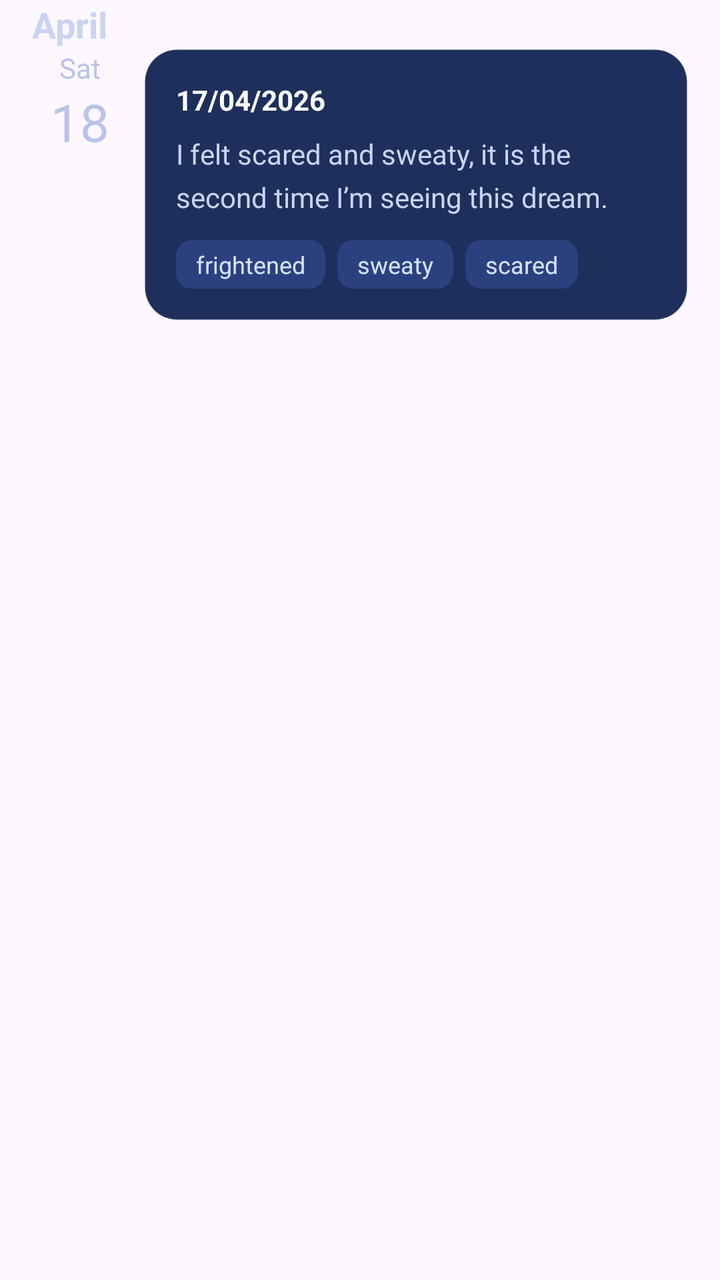
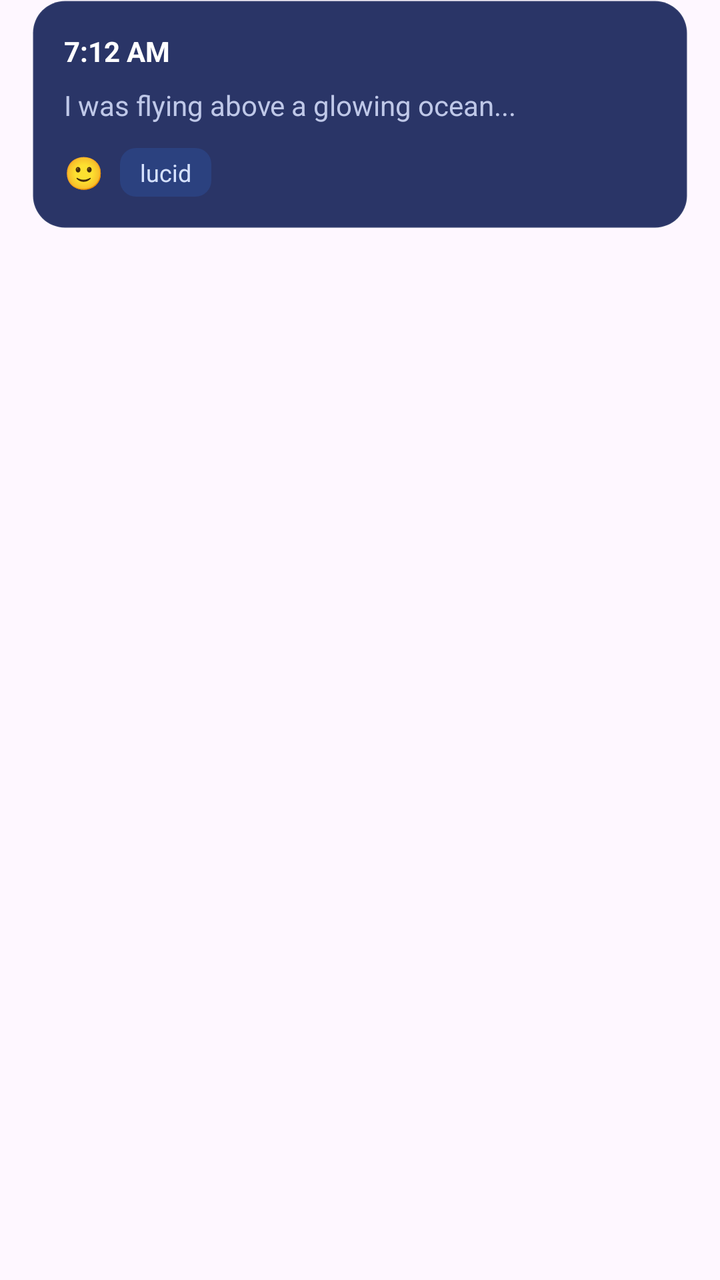

Screens rendered from an Android XML layout before and after an edit, with the pre-edit source and the edit as a unified diff.
<!-- AndroidManifest.xml: application theme Theme.LucidDreams -->
<!-- res/layout/item_dream_card.xml -->
<?xml version="1.0" encoding="utf-8"?>
<androidx.constraintlayout.widget.ConstraintLayout xmlns:android="http://schemas.android.com/apk/res/android"
    xmlns:app="http://schemas.android.com/apk/res-auto"
    xmlns:tools="http://schemas.android.com/tools"
    android:layout_width="match_parent"
    android:layout_height="wrap_content"
    android:paddingStart="16dp"
    android:paddingEnd="16dp"
    android:paddingBottom="12dp">

    
    <TextView
        android:id="@+id/tvMonthHeader"
        android:layout_width="wrap_content"
        android:layout_height="wrap_content"
        android:text="April"
        android:textColor="@color/text_secondary"
        android:textSize="18sp"
        android:textStyle="bold"
        app:layout_constraintTop_toTopOf="parent"
        app:layout_constraintStart_toStartOf="parent"
        android:layout_marginBottom="16dp"
        app:layout_constraintBottom_toTopOf="@+id/tvDayOfWeek"
        tools:visibility="visible"/>

    
    <TextView
        android:id="@+id/tvDayOfWeek"
        android:layout_width="48dp"
        android:layout_height="wrap_content"
        android:text="Sat"
        android:textColor="@color/text_nav"
        android:textSize="14sp"
        android:gravity="center_horizontal"
        app:layout_constraintTop_toBottomOf="@id/tvMonthHeader"
        app:layout_constraintStart_toStartOf="parent" />

    
    <TextView
        android:id="@+id/tvDayNumber"
        android:layout_width="48dp"
        android:layout_height="wrap_content"
        android:text="18"
        android:textColor="@color/text_nav"
        android:textSize="26sp"
        android:gravity="center_horizontal"
        app:layout_constraintTop_toBottomOf="@id/tvDayOfWeek"
        app:layout_constraintStart_toStartOf="parent" />

    
    <LinearLayout
        android:id="@+id/cardContainer"
        android:layout_width="0dp"
        android:layout_height="wrap_content"
        android:background="@drawable/bg_card"
        android:orientation="vertical"
        android:padding="16dp"
        android:elevation="4dp"
        android:layout_marginStart="8dp"
        app:layout_constraintTop_toTopOf="@id/tvDayOfWeek"
        app:layout_constraintStart_toEndOf="@id/tvDayOfWeek"
        app:layout_constraintEnd_toEndOf="parent">

        
        <TextView
            android:id="@+id/tvCardDate"
            android:layout_width="wrap_content"
            android:layout_height="wrap_content"
            android:text="17/04/2026"
            android:textColor="@color/text_primary"
            android:textStyle="bold"
            android:textSize="14sp"
            android:layout_marginBottom="8dp"/>

        
        <TextView
            android:id="@+id/tvDescription"
            android:layout_width="match_parent"
            android:layout_height="wrap_content"
            android:text="I felt scared and sweaty, it is the second time I’m seeing this dream."
            android:textColor="@color/text_secondary"
            android:textSize="14sp"
            android:lineSpacingMultiplier="1.3"
            android:layout_marginBottom="12dp"/>

        
        <LinearLayout
            android:id="@+id/llTags"
            android:layout_width="match_parent"
            android:layout_height="wrap_content"
            android:orientation="horizontal">

            <TextView
                android:layout_width="wrap_content"
                android:layout_height="wrap_content"
                android:background="@drawable/bg_tag"
                android:text="frightened"
                android:textColor="@color/text_tag"
                android:textSize="12sp"
                android:paddingStart="10dp"
                android:paddingEnd="10dp"
                android:paddingTop="4dp"
                android:paddingBottom="4dp"
                android:layout_marginEnd="6dp" />

            <TextView
                android:layout_width="wrap_content"
                android:layout_height="wrap_content"
                android:background="@drawable/bg_tag"
                android:text="sweaty"
                android:textColor="@color/text_tag"
                android:textSize="12sp"
                android:paddingStart="10dp"
                android:paddingEnd="10dp"
                android:paddingTop="4dp"
                android:paddingBottom="4dp"
                android:layout_marginEnd="6dp" />

            <TextView
                android:layout_width="wrap_content"
                android:layout_height="wrap_content"
                android:background="@drawable/bg_tag"
                android:text="scared"
                android:textColor="@color/text_tag"
                android:textSize="12sp"
                android:paddingStart="10dp"
                android:paddingEnd="10dp"
                android:paddingTop="4dp"
                android:paddingBottom="4dp" />

        </LinearLayout>
    </LinearLayout>

</androidx.constraintlayout.widget.ConstraintLayout>
<!-- resources referenced by this layout -->
<resources>
  <color name="text_nav">#B8C4E8</color>
  <color name="text_primary">#FFFFFF</color>
  <color name="text_secondary">#C9D4F1</color>
  <color name="text_tag">#D6E2FF</color>
  <!-- drawable bg_card (drawable) -->
  <?xml version="1.0" encoding="utf-8"?>
  <shape xmlns:android="http://schemas.android.com/apk/res/android"
      android:shape="rectangle">
      <solid android:color="@color/card_bg" />
      <corners android:radius="16dp" />
      <stroke
          android:width="1dp"
          android:color="#10FFFFFF"/>
  </shape>
  <!-- drawable bg_tag (drawable) -->
  <?xml version="1.0" encoding="utf-8"?>
  <shape xmlns:android="http://schemas.android.com/apk/res/android"
      android:shape="rectangle">
      <solid android:color="@color/tag_bg" />
      <corners android:radius="8dp" />
  </shape>
  <style name="Theme.LucidDreams" parent="Base.Theme.LucidDreams" />
  <color name="card_bg">#1E2F5C</color>
  <color name="tag_bg">#2B417F</color>
  <style name="Base.Theme.LucidDreams" parent="Theme.Material3.DayNight.NoActionBar">
          
          
      </style>
</resources>

<!-- the commit's change to res/layout/item_dream_card.xml (unified diff, before → after) -->
@@ -9,45 +9,6 @@
     android:paddingBottom="12dp">
 
     
-    <TextView
-        android:id="@+id/tvMonthHeader"
-        android:layout_width="wrap_content"
-        android:layout_height="wrap_content"
-        android:text="April"
-        android:textColor="@color/text_secondary"
-        android:textSize="18sp"
-        android:textStyle="bold"
-        app:layout_constraintTop_toTopOf="parent"
-        app:layout_constraintStart_toStartOf="parent"
-        android:layout_marginBottom="16dp"
-        app:layout_constraintBottom_toTopOf="@+id/tvDayOfWeek"
-        tools:visibility="visible"/>
-
-    
-    <TextView
-        android:id="@+id/tvDayOfWeek"
-        android:layout_width="48dp"
-        android:layout_height="wrap_content"
-        android:text="Sat"
-        android:textColor="@color/text_nav"
-        android:textSize="14sp"
-        android:gravity="center_horizontal"
-        app:layout_constraintTop_toBottomOf="@id/tvMonthHeader"
-        app:layout_constraintStart_toStartOf="parent" />
-
-    
-    <TextView
-        android:id="@+id/tvDayNumber"
-        android:layout_width="48dp"
-        android:layout_height="wrap_content"
-        android:text="18"
-        android:textColor="@color/text_nav"
-        android:textSize="26sp"
-        android:gravity="center_horizontal"
-        app:layout_constraintTop_toBottomOf="@id/tvDayOfWeek"
-        app:layout_constraintStart_toStartOf="parent" />
-
-    
     <LinearLayout
         android:id="@+id/cardContainer"
         android:layout_width="0dp"
@@ -56,77 +17,96 @@
         android:orientation="vertical"
         android:padding="16dp"
         android:elevation="4dp"
-        android:layout_marginStart="8dp"
-        app:layout_constraintTop_toTopOf="@id/tvDayOfWeek"
-        app:layout_constraintStart_toEndOf="@id/tvDayOfWeek"
+        app:layout_constraintTop_toTopOf="parent"
+        app:layout_constraintStart_toStartOf="parent"
         app:layout_constraintEnd_toEndOf="parent">
 
-        
-        <TextView
-            android:id="@+id/tvCardDate"
-            android:layout_width="wrap_content"
+        <RelativeLayout
+            android:layout_width="match_parent"
             android:layout_height="wrap_content"
-            android:text="17/04/2026"
-            android:textColor="@color/text_primary"
-            android:textStyle="bold"
-            android:textSize="14sp"
-            android:layout_marginBottom="8dp"/>
+            android:layout_marginBottom="8dp">
+
+            
+            <TextView
+                android:id="@+id/tvCardDate"
+                android:layout_width="wrap_content"
+                android:layout_height="wrap_content"
+                android:text="7:12 AM"
+                android:textColor="@color/text_primary"
+                android:textStyle="bold"
+                android:textSize="14sp"
+                android:layout_alignParentStart="true"
+                android:layout_centerVertical="true"/>
+
+            
+            <TextView
+                android:id="@+id/tvNightmareBadge"
+                android:layout_width="wrap_content"
+                android:layout_height="wrap_content"
+                android:text="Nightmare"
+                android:textSize="12sp"
+                android:textColor="@color/white"
+                android:background="@drawable/bg_tag"
+                android:backgroundTint="@color/accent_purple"
+                android:paddingStart="6dp"
+                android:paddingEnd="6dp"
+                android:paddingTop="2dp"
+                android:paddingBottom="2dp"
+                android:layout_alignParentEnd="true"
+                android:layout_centerVertical="true"
+                android:visibility="gone"
+                tools:visibility="visible"/>
+        </RelativeLayout>
 
         
         <TextView
             android:id="@+id/tvDescription"
             android:layout_width="match_parent"
             android:layout_height="wrap_content"
-            android:text="I felt scared and sweaty, it is the second time I’m seeing this dream."
+            android:text="I was flying above a glowing ocean..."
             android:textColor="@color/text_secondary"
             android:textSize="14sp"
             android:lineSpacingMultiplier="1.3"
+            android:maxLines="2"
+            android:ellipsize="end"
             android:layout_marginBottom="12dp"/>
 
         
         <LinearLayout
-            android:id="@+id/llTags"
             android:layout_width="match_parent"
             android:layout_height="wrap_content"
-            android:orientation="horizontal">
+            android:orientation="horizontal"
+            android:gravity="center_vertical">
 
+            
             <TextView
+                android:id="@+id/tvMoodIcon"
                 android:layout_width="wrap_content"
                 android:layout_height="wrap_content"
-                android:background="@drawable/bg_tag"
-                android:text="frightened"
-                android:textColor="@color/text_tag"
-                android:textSize="12sp"
-                android:paddingStart="10dp"
-                android:paddingEnd="10dp"
-                android:paddingTop="4dp"
-                android:paddingBottom="4dp"
-                android:layout_marginEnd="6dp" />
+                android:text="🙂"
+                android:textSize="16sp"
+                android:layout_marginEnd="8dp"/>
 
-            <TextView
-                android:layout_width="wrap_content"
+            
+            <LinearLayout
+                android:id="@+id/llTags"
+                android:layout_width="match_parent"
                 android:layout_height="wrap_content"
-                android:background="@drawable/bg_tag"
-                android:text="sweaty"
-                android:textColor="@color/text_tag"
-                android:textSize="12sp"
-                android:paddingStart="10dp"
-                android:paddingEnd="10dp"
-                android:paddingTop="4dp"
-                android:paddingBottom="4dp"
-                android:layout_marginEnd="6dp" />
-
-            <TextView
-                android:layout_width="wrap_content"
-                android:layout_height="wrap_content"
-                android:background="@drawable/bg_tag"
-                android:text="scared"
-                android:textColor="@color/text_tag"
-                android:textSize="12sp"
-                android:paddingStart="10dp"
-                android:paddingEnd="10dp"
-                android:paddingTop="4dp"
-                android:paddingBottom="4dp" />
+                android:orientation="horizontal">
+                
+                <TextView
+                    android:layout_width="wrap_content"
+                    android:layout_height="wrap_content"
+                    android:background="@drawable/bg_tag"
+                    android:text="lucid"
+                    android:textColor="@color/text_tag"
+                    android:textSize="12sp"
+                    android:paddingStart="10dp"
+                    android:paddingEnd="10dp"
+                    android:paddingTop="4dp"
+                    android:paddingBottom="4dp"
+                    android:layout_marginEnd="6dp" />
+            </LinearLayout>
 
         </LinearLayout>
     </LinearLayout>
<!-- resource entries referenced after the edit -->
@@ -1,9 +1,10 @@
 <!-- resources referenced by this layout -->
 <resources>
-  <color name="text_nav">#B8C4E8</color>
+  <color name="accent_purple">#8B5CFF</color>
   <color name="text_primary">#FFFFFF</color>
-  <color name="text_secondary">#C9D4F1</color>
+  <color name="text_secondary">#BFC8E8</color>
   <color name="text_tag">#D6E2FF</color>
+  <color name="white">#FFFFFFFF</color>
   <!-- drawable bg_card (drawable) -->
   <?xml version="1.0" encoding="utf-8"?>
   <shape xmlns:android="http://schemas.android.com/apk/res/android"
@@ -22,7 +23,7 @@
       <corners android:radius="8dp" />
   </shape>
   <style name="Theme.LucidDreams" parent="Base.Theme.LucidDreams" />
-  <color name="card_bg">#1E2F5C</color>
+  <color name="card_bg">#2A3567</color>
   <color name="tag_bg">#2B417F</color>
   <style name="Base.Theme.LucidDreams" parent="Theme.Material3.DayNight.NoActionBar">
           
